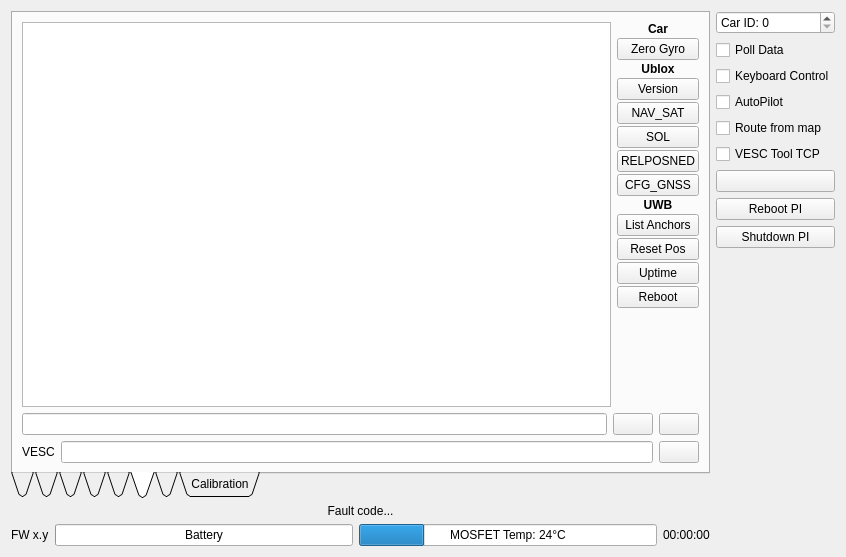
Before: the Qt Designer form Linux/RControlStation/carinterface.ui in GunnarLarssonSLU/rise_sdvp, drawn with Qt 5.
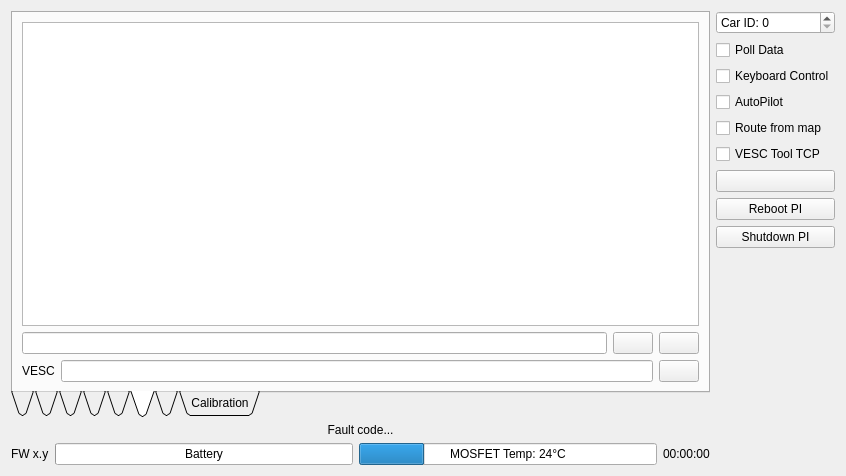
After: the same form once the commit is applied. The open tabs and pages were chosen to show the change. Icons and pictures are not drawn. Custom widgets are drawn as their Qt base class.

```diff
--- a/Linux/RControlStation/carinterface.ui
+++ b/Linux/RControlStation/carinterface.ui
@@ -7,9 +7,15 @@
     <x>0</x>
     <y>0</y>
     <width>846</width>
-    <height>557</height>
+    <height>476</height>
    </rect>
   </property>
+  <property name="sizePolicy">
+   <sizepolicy hsizetype="Preferred" vsizetype="Preferred">
+    <horstretch>0</horstretch>
+    <verstretch>0</verstretch>
+   </sizepolicy>
+  </property>
   <property name="windowTitle">
    <string>Form</string>
   </property>
@@ -721,156 +727,6 @@
              </property>
             </widget>
            </item>
-           <item>
-            <layout class="QVBoxLayout" name="verticalLayout_3">
-             <property name="spacing">
-              <number>2</number>
-             </property>
-             <item>
-              <widget class="QLabel" name="label_8">
-               <property name="font">
-                <font>
-                 <bold>true</bold>
-                </font>
-               </property>
-               <property name="text">
-                <string>Car</string>
-               </property>
-               <property name="alignment">
-                <set>Qt::AlignCenter</set>
-               </property>
-              </widget>
-             </item>
-             <item>
-              <widget class="QPushButton" name="zeroGyroButton">
-               <property name="toolTip">
-                <string>Zero gyro on car. Before doing this, make sure that the car is standing still.</string>
-               </property>
-               <property name="text">
-                <string>Zero Gyro</string>
-               </property>
-              </widget>
-             </item>
-             <item>
-              <widget class="QLabel" name="label">
-               <property name="font">
-                <font>
-                 <bold>true</bold>
-                </font>
-               </property>
-               <property name="text">
-                <string>Ublox</string>
-               </property>
-               <property name="alignment">
-                <set>Qt::AlignCenter</set>
-               </property>
-              </widget>
-             </item>
-             <item>
-              <widget class="QPushButton" name="ubxVersionButton">
-               <property name="text">
-                <string>Version</string>
-               </property>
-              </widget>
-             </item>
-             <item>
-              <widget class="QPushButton" name="ubxNavSatButton">
-               <property name="text">
-                <string>NAV_SAT</string>
-               </property>
-              </widget>
-             </item>
-             <item>
-              <widget class="QPushButton" name="ubxSolButton">
-               <property name="text">
-                <string>SOL</string>
-               </property>
-              </widget>
-             </item>
-             <item>
-              <widget class="QPushButton" name="ubxRelPosNedButton">
-               <property name="text">
-                <string>RELPOSNED</string>
-               </property>
-              </widget>
-             </item>
-             <item>
-              <widget class="QPushButton" name="ubxCfgGnssButton">
-               <property name="text">
-                <string>CFG_GNSS</string>
-               </property>
-              </widget>
-             </item>
-             <item>
-              <widget class="QLabel" name="label_5">
-               <property name="font">
-                <font>
-                 <bold>true</bold>
-                </font>
-               </property>
-               <property name="text">
-                <string>UWB</string>
-               </property>
-               <property name="alignment">
-                <set>Qt::AlignCenter</set>
-               </property>
-              </widget>
-             </item>
-             <item>
-              <widget class="QPushButton" name="uwbListAnchorsButton">
-               <property name="toolTip">
-                <string>List UWB anchors.</string>
-               </property>
-               <property name="text">
-                <string>List Anchors</string>
-               </property>
-              </widget>
-             </item>
-             <item>
-              <widget class="QPushButton" name="uwbResetPosButton">
-               <property name="toolTip">
-                <string>Set UWB position to RTK position.</string>
-               </property>
-               <property name="text">
-                <string>Reset Pos</string>
-               </property>
-              </widget>
-             </item>
-             <item>
-              <widget class="QPushButton" name="uwbUptimeButton">
-               <property name="toolTip">
-                <string>Print how long the UWB module has been running.</string>
-               </property>
-               <property name="text">
-                <string>Uptime</string>
-               </property>
-              </widget>
-             </item>
-             <item>
-              <widget class="QPushButton" name="uwbRebootButton">
-               <property name="toolTip">
-                <string>Reboot the UWB module.</string>
-               </property>
-               <property name="text">
-                <string>Reboot</string>
-               </property>
-              </widget>
-             </item>
-             <item>
-              <spacer name="verticalSpacer_2">
-               <property name="orientation">
-                <enum>Qt::Vertical</enum>
-               </property>
-               <property name="sizeHint" stdset="0">
-                <size>
-                 <width>20</width>
-                 <height>40</height>
-                </size>
-               </property>
-              </spacer>
-             </item>
-            </layout>
-           </item>
           </layout>
          </item>
          <item>
```
Left out of the diff: 4 changed lines with no effect on the pictures.
